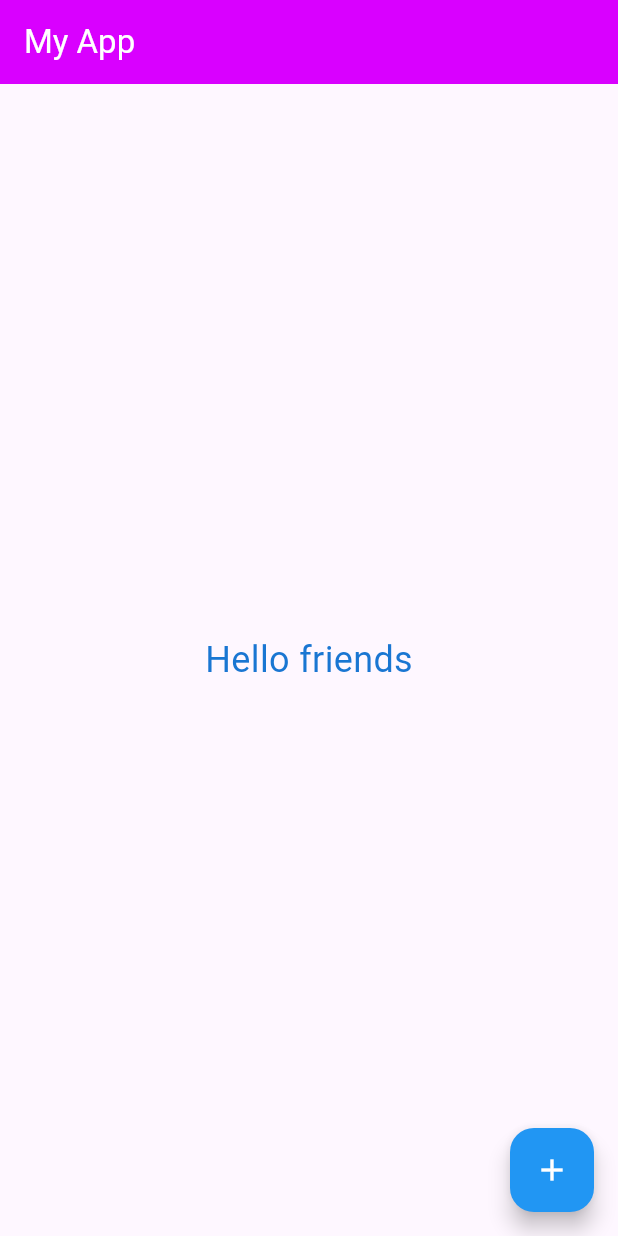
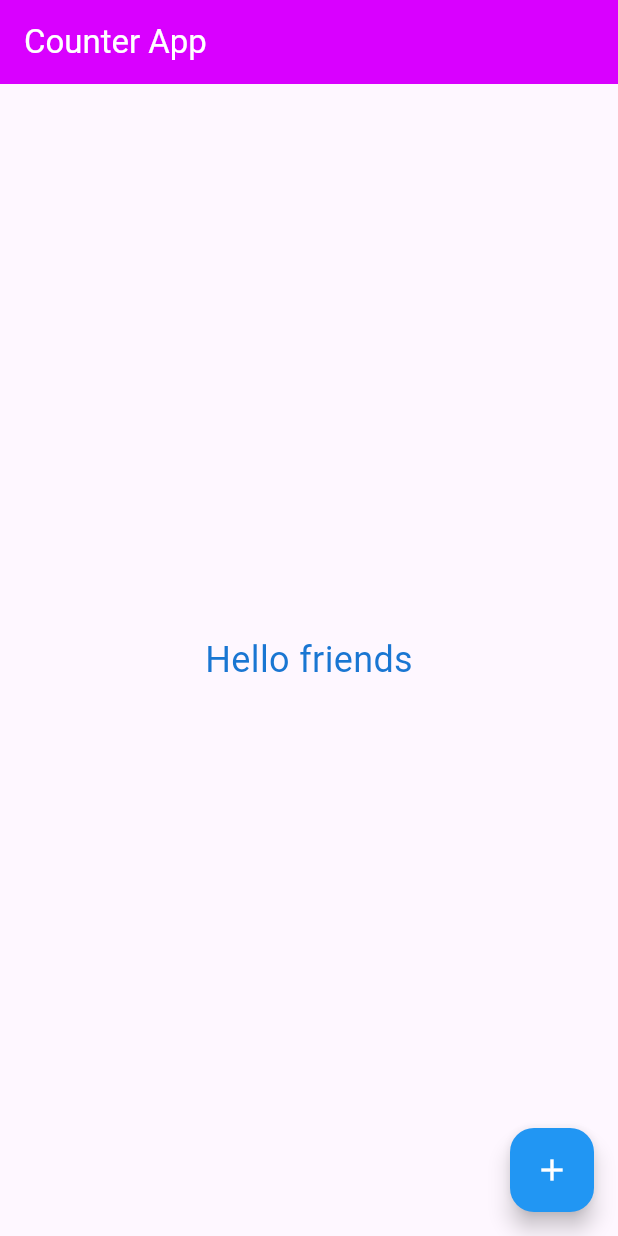
Before and after one commit to 6631501147/flutter_application, a Flutter app: the screen it shows after launch, on a phone screen of 412 x 824 dp. Run offline on Flutter 3.47's test engine with Material 3 defaults, Android fonts, the phone set to English and light mode, and no system bars.

```diff
--- a/lib/main.dart
+++ b/lib/main.dart
@@ -1,9 +1,9 @@
 import 'package:flutter/material.dart';
-import 'week04/basic.dart';
+import 'week04/counter.dart';
 
 void main(){
   runApp(MaterialApp(
-  home: Basic()
+  home: Counter()
   ),
   );
 }
--- a/lib/week04/basic.dart
+++ b/lib/week04/basic.dart
@@ -4,19 +4,6 @@ class Basic extends StatelessWidget{
   const Basic({super.key});
   @override
   Widget build(BuildContext context){
-    return Scaffold(
-    appBar: AppBar(title: Text('My App',style:TextStyle(color: Colors.white),),
-    backgroundColor:Color.fromARGB(255, 217, 0, 255),
-    ),
-    body: Center(
-      child: Text('Hello friends',
-    style: TextStyle(fontSize: 24, color: Colors.blue[700]),
-    ),
-    ),
-    floatingActionButton: FloatingActionButton(onPressed: null,
-    backgroundColor: Colors.blue,
-    child: Icon(Icons.add,color: Colors.white),
-    ),
-  );
+    return const Placeholder();
   }
 }
--- /dev/null
+++ b/lib/week04/counter.dart
@@ -0,0 +1,40 @@
+import 'package:flutter/material.dart';
+
+class Counter extends StatefulWidget {
+  const Counter({super.key});
+
+  @override
+  State<Counter> createState() => _CounterState();
+}
+class _CounterState extends State<Counter>{
+  //state variable
+  String message = 'Hello friends';
+  @override
+  Widget build(BuildContext context){
+    return Scaffold(
+    appBar: AppBar(title: Text('Counter App',style:TextStyle(color: Colors.white),),
+    backgroundColor:Color.fromARGB(255, 217, 0, 255),
+    ),
+    body: Center(
+      child: Text(
+        message,
+    style: TextStyle(fontSize: 24, color: Colors.blue[700]),
+    ),
+    ),
+    floatingActionButton: FloatingActionButton(onPressed:(){
+      //print('test');
+     // debugPrint('test');
+      setState(() {
+       if(message == 'Hello friends'){
+        message ='Hello me';
+       }else{
+        message = 'Hello friends';
+       }
+      });
+    },
+    backgroundColor: Colors.blue,
+    child: Icon(Icons.add,color: Colors.white),
+    ),
+  );
+  }
+}
```
